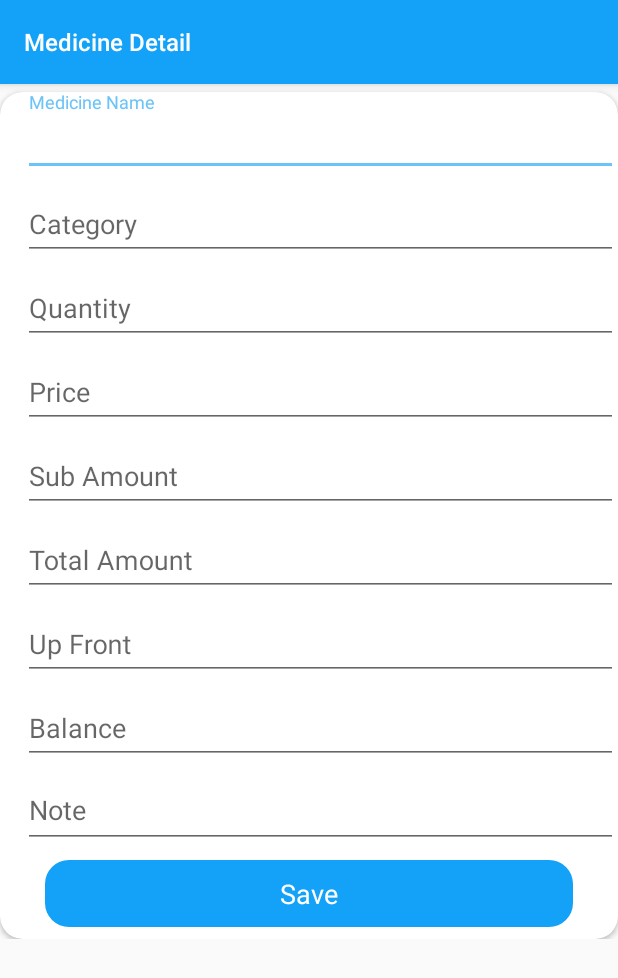
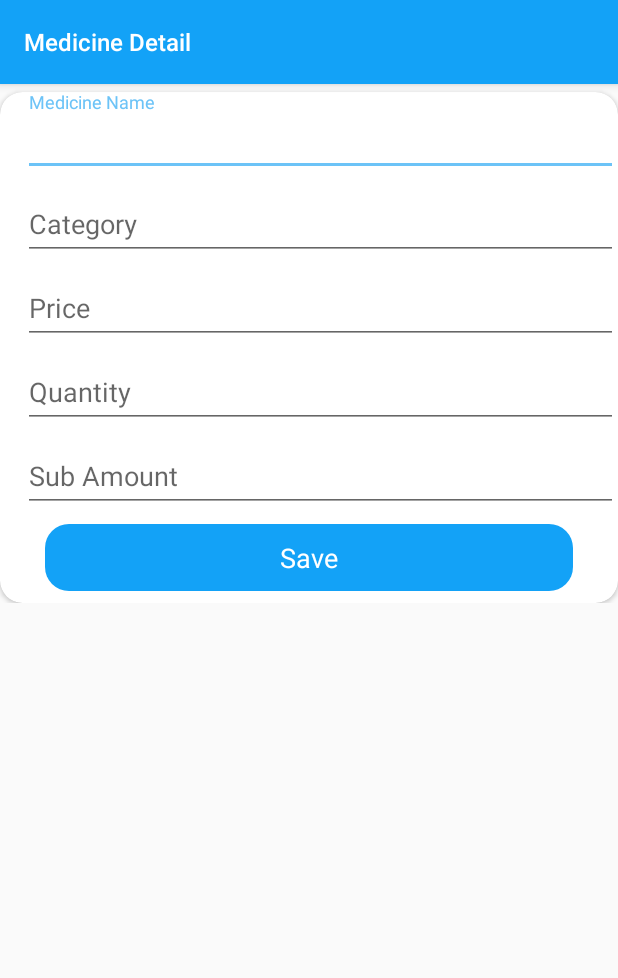
Before and after one commit to hlamyatthuzarnwe/Pharmacy, an Android app: the SaleMedicineDetailInformationActivity screen opened directly, with no data from a screen before it, on a phone screen of 412 x 824 dp. Shown: the top 978 px of the screen. Run offline under Robolectric (Android 15) with nearby library versions, the phone set to English and light mode, and no system bars; our stand-ins replace ButterKnife; libraries missing offline, so code that uses them is left out: io.realm; 1 statement that could not run was skipped.

Commit message:
03/07/2019 second commit

```diff
--- a/app/src/main/java/com/example/pharmacy/MedicineAddActivity.java
+++ b/app/src/main/java/com/example/pharmacy/MedicineAddActivity.java
@@ -179,7 +179,6 @@ public class MedicineAddActivity extends AppCompatActivity {
 
         relativeSave.setOnClickListener(view -> {
 
-
             String mName = edtMedicineName.getText().toString();
             String mCode = edtMedicineCode.getText().toString();
             String mCategory = edtMedicineCategory.getText().toString();
--- a/app/src/main/java/com/example/pharmacy/SaleMedicineDetailInformationActivity.java
+++ b/app/src/main/java/com/example/pharmacy/SaleMedicineDetailInformationActivity.java
@@ -1,10 +1,15 @@
 package com.example.pharmacy;
 
 import android.content.Context;
+import android.content.Intent;
 import android.support.v7.app.AppCompatActivity;
 import android.os.Bundle;
 import android.support.v7.widget.Toolbar;
+import android.view.Menu;
+import android.view.MenuItem;
 import android.widget.EditText;
+import android.widget.RelativeLayout;
+import android.widget.Toast;
 
 import com.example.pharmacy.model.MedicineModel;
 import com.example.yy.R;
@@ -19,32 +24,23 @@ public class SaleMedicineDetailInformationActivity extends AppCompatActivity {
     private Realm realm;
     private MedicineModel medicineModel;
 
-    @BindView(R.id.edtMedicineName_saleDetail)
-    EditText edtMedicineName_saleDetail;
+    @BindView(R.id.edtMedicineName)
+    EditText edtMedicineName;
 
-    @BindView(R.id.edtMedicineCategory_saleDetail)
-    EditText edtMedicineCategory_saleDetail;
+    @BindView(R.id.edtMedicineCategory)
+    EditText edtMedicineCategory;
 
-    @BindView(R.id.edtMedicineQty_saleDetail)
-    EditText edtMedicineQty_saleDetail;
+    @BindView(R.id.edtMedicinePcCostPrice)
+    EditText edtMedicinePcCostPrice;
 
-    @BindView(R.id.edtMedicineCostPrice_saleDetail)
-    EditText edtMedicineCostPrice_saleDetail;
+    @BindView(R.id.edtMedicinePcQty)
+    EditText edtMedicinePcQty;
 
-    @BindView(R.id.edtMedicineSubAmt_saleDetail)
-    EditText edtMedicineSubAmt_saleDetail;
+    @BindView(R.id.edtMedicneSubAmt)
+    EditText edtMedicneSubAmt;
 
-    @BindView(R.id.edtMedicineTotalAmt_saleDetail)
-    EditText edtMedicineTotalAmt_saleDetail;
-
-    @BindView(R.id.edtMedicineUpFront_saleDetail)
-    EditText edtMedicineUpFront_saleDetail;
-
-    @BindView(R.id.edtMedicineBalance_saleDetail)
-    EditText edtMedicineBalance_saleDetail;
-
-    @BindView(R.id.edtSaleNote_saleDetail)
-    EditText edtSaleNote_saleDetail;
+    @BindView(R.id.relativeSave_medicineSaleAdd)
+    RelativeLayout relativeSave_medicineSaleAdd;
 
     private Toolbar toolbar;
     private Context context;
@@ -61,5 +57,52 @@ public class SaleMedicineDetailInformationActivity extends AppCompatActivity {
         toolbar = (Toolbar) findViewById(R.id.toolbar);
         toolbar.setTitle("Medicine Detail ");
         setSupportActionBar(toolbar);
+
+        if (medicineModel != null){
+            edtMedicineName.setText(medicineModel.getMedicineName());
+            edtMedicineCategory.setText(medicineModel.getMedicineCategory());
+            edtMedicinePcCostPrice.setText(medicineModel.getMedicineCostPerPc());
+            edtMedicinePcQty.setText(medicineModel.getMedicineQtyPerPc());
+            edtMedicneSubAmt.setText(medicineModel.getMedicineSubAmt());
+        }
+        relativeSave_medicineSaleAdd.setOnClickListener(v -> {
+            String mName = edtMedicineName.getText().toString();
+            String mCategory = edtMedicineCategory.getText().toString();
+            String mCostPerPc = edtMedicinePcCostPrice.getText().toString();
+            String mQtyPerPc = edtMedicinePcQty.getText().toString();
+            String mSubAmt = edtMedicneSubAmt.getText().toString();
+
+            MedicineModel medicineModel = new MedicineModel();
+
+            medicineModel.setMedicineName(mName);
+            medicineModel.setMedicineCategory(mCategory);
+            medicineModel.setMedicineCostPerPc(mCostPerPc);
+            medicineModel.setMedicineQtyPerPc(mQtyPerPc);
+            medicineModel.setMedicineSubAmt(mSubAmt);
+
+            realm.executeTransaction(realm1 -> {
+                realm1.copyToRealmOrUpdate(medicineModel);
+                Toast.makeText(SaleMedicineDetailInformationActivity.this, "Successfully Complete Sale Data", Toast.LENGTH_SHORT).show();
+            });
+        });
+
+    }
+
+    @Override
+    public void onBackPressed() {
+        Intent intent = new Intent(this, MainActivity.class);
+        startActivity(intent);
+        super.onBackPressed();
+    }
+
+    @Override
+    public boolean onCreateOptionsMenu(Menu menu) {
+        getMenuInflater().inflate(R.menu.main_menu, menu);
+        return true;
+    }
+
+    @Override
+    public boolean onOptionsItemSelected(MenuItem item) {
+        return super.onOptionsItemSelected(item);
     }
 }
--- a/app/src/main/java/com/example/pharmacy/SaleMedicineInformationActivity.java
+++ b/app/src/main/java/com/example/pharmacy/SaleMedicineInformationActivity.java
@@ -45,7 +45,6 @@ public class SaleMedicineInformationActivity extends AppCompatActivity implement
 
     private Realm realm;
     private LinearLayoutManager linearLayoutManager;
-
 
     private SearchMedicineAdapter adapter;
 
--- a/app/src/main/res/layout/activity_sale_medicine_detail_information.xml
+++ b/app/src/main/res/layout/activity_sale_medicine_detail_information.xml
@@ -39,9 +39,10 @@
                         android:layout_width="match_parent"
                         android:layout_height="wrap_content">
                         <EditText
+                            android:id="@+id/edtMedicineName"
+                            android:textCursorDrawable="@null"
                             android:hint="Medicine Name"
                             android:layout_marginLeft="15dp"
-                            android:id="@+id/edtMedicineName_saleDetail"
                             android:layout_width="match_parent"
                             android:layout_height="wrap_content"
                             android:layout_weight="1"/>
@@ -49,11 +50,13 @@
 
                    <android.support.design.widget.TextInputLayout
                        android:layout_width="match_parent"
+
                        android:layout_height="wrap_content">
                        <EditText
+                           android:id="@+id/edtMedicineCategory"
+                           android:textCursorDrawable="@null"
                            android:hint="Category"
                            android:layout_marginLeft="15dp"
-                           android:id="@+id/edtMedicineCategory_saleDetail"
                            android:layout_width="match_parent"
                            android:layout_height="wrap_content"
                            android:layout_weight="1"/>
@@ -63,21 +66,9 @@
                         android:layout_width="match_parent"
                         android:layout_height="wrap_content">
                         <EditText
+                            android:id="@+id/edtMedicinePcCostPrice"
+                            android:textCursorDrawable="@null"
                             android:layout_marginLeft="15dp"
-                            android:id="@+id/edtMedicineQty_saleDetail"
-                            android:layout_width="match_parent"
-                            android:layout_height="wrap_content"
-                            android:layout_weight="1"
-                            android:hint="Quantity"
-                            android:inputType="number"/>
-                    </android.support.design.widget.TextInputLayout>
-
-                    <android.support.design.widget.TextInputLayout
-                        android:layout_width="match_parent"
-                        android:layout_height="wrap_content">
-                        <EditText
-                            android:layout_marginLeft="15dp"
-                            android:id="@+id/edtMedicineCostPrice_saleDetail"
                             android:hint="Price"
                             android:layout_weight="1"
                             android:inputType="number"
@@ -89,8 +80,22 @@
                         android:layout_width="match_parent"
                         android:layout_height="wrap_content">
                         <EditText
+                            android:id="@+id/edtMedicinePcQty"
                             android:layout_marginLeft="15dp"
-                            android:id="@+id/edtMedicineSubAmt_saleDetail"
+                            android:layout_width="match_parent"
+                            android:layout_height="wrap_content"
+                            android:layout_weight="1"
+                            android:hint="Quantity"
+                            android:inputType="number"/>
+                    </android.support.design.widget.TextInputLayout>
+
+
+                    <android.support.design.widget.TextInputLayout
+                        android:layout_width="match_parent"
+                        android:layout_height="wrap_content">
+                        <EditText
+                            android:id="@+id/edtMedicneSubAmt"
+                            android:layout_marginLeft="15dp"
                             android:hint="Sub Amount"
                             android:layout_weight="1"
                             android:inputType="number"
@@ -98,61 +103,8 @@
                             android:layout_height="wrap_content" />
                     </android.support.design.widget.TextInputLayout>
 
-                    <android.support.design.widget.TextInputLayout
-                        android:layout_width="match_parent"
-                        android:layout_height="wrap_content">
-                        <EditText
-                            android:layout_marginLeft="15dp"
-                            android:id="@+id/edtMedicineTotalAmt_saleDetail"
-                            android:hint="Total Amount"
-                            android:layout_weight="1"
-                            android:inputType="number"
-                            android:layout_width="match_parent"
-                            android:layout_height="wrap_content" />
-                    </android.support.design.widget.TextInputLayout>
-
-                    <android.support.design.widget.TextInputLayout
-                        android:layout_width="match_parent"
-                        android:layout_height="wrap_content">
-                        <EditText
-                            android:id="@+id/edtMedicineUpFront_saleDetail"
-                            android:layout_width="match_parent"
-                            android:layout_height="wrap_content"
-                            android:layout_marginLeft="15dp"
-                            android:hint="Up Front"
-                            android:inputType="number"
-                            android:layout_weight="1"/>
-                    </android.support.design.widget.TextInputLayout>
-
-                    <android.support.design.widget.TextInputLayout
-                        android:layout_width="match_parent"
-                        android:layout_height="wrap_content">
-                        <EditText
-                            android:layout_marginLeft="15dp"
-                            android:id="@+id/edtMedicineBalance_saleDetail"
-                            android:hint="Balance"
-                            android:layout_weight="1"
-                            android:inputType="number"
-                            android:layout_width="match_parent"
-                            android:layout_height="wrap_content" />
-                    </android.support.design.widget.TextInputLayout>
-
-                    <android.support.design.widget.TextInputLayout
-                        android:layout_width="match_parent"
-                        android:layout_height="wrap_content">
-                        <EditText
-                            android:layout_gravity="start"
-                            android:hint="Note"
-                            android:layout_marginLeft="15dp"
-                            android:id="@+id/edtSaleNote_saleDetail"
-                            android:layout_width="match_parent"
-                            android:layout_height="wrap_content"
-                            android:gravity="start"
-                            tools:text="testing purpose" />
-                    </android.support.design.widget.TextInputLayout>
-
                     <RelativeLayout
-                        android:id="@+id/relativeSave_medicineAdd"
+                        android:id="@+id/relativeSave_medicineSaleAdd"
                         android:layout_width="match_parent"
                         android:layout_height="wrap_content"
                         android:layout_gravity="center"
--- a/app/src/main/res/menu/main_menu.xml
+++ b/app/src/main/res/menu/main_menu.xml
@@ -2,11 +2,5 @@
 <menu
     xmlns:android="http://schemas.android.com/apk/res/android"
     xmlns:app="http://schemas.android.com/apk/res-auto">
-        <item
-            android:id="@+id/action_search"
-            android:icon="@android:drawable/ic_menu_search"
-            app:showAsAction="always"
-            app:actionViewClass="android.support.v7.widget.SearchView"
-            android:title="Search"/>
 
 </menu>
```
Also changed, not shown: app/src/main/java/com/example/pharmacy/model/MedicineModel.java (+14 -0 lines), app/src/main/java/com/example/pharmacy/model/SaleMedicineDetailModel.java (deleted, +0 -32 lines).
